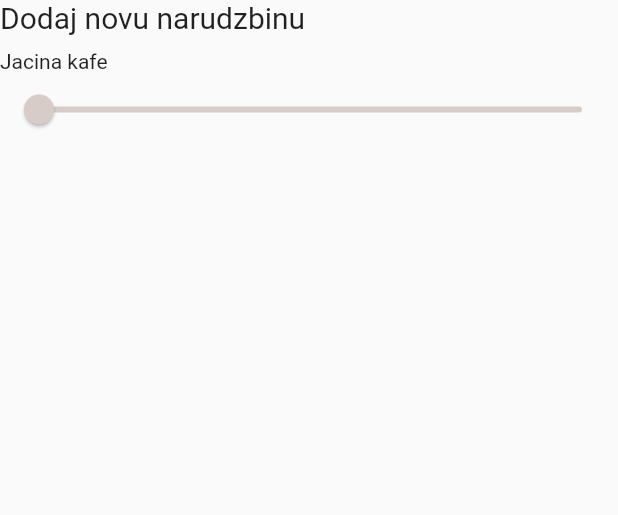
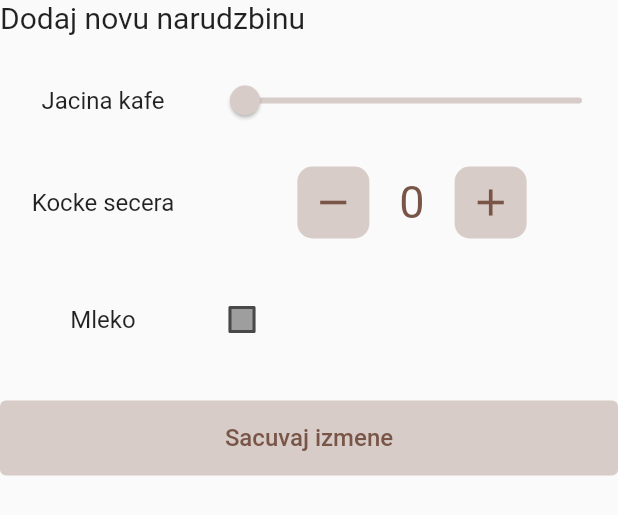
Before and after one commit to djordjeivanovic02/order-coffee-application, a Flutter app: the NewCoffeeSettings widget shown alone on an empty page, opened directly, on a phone screen of 412 x 824 dp. Shown: the top 515 px of the screen. Run offline on Flutter 3.47's test engine with Material 2 defaults, Android fonts, the light colour scheme and no system bars; our stand-ins replace firebase_auth, firebase_core; accounts and stored records are empty.

Commit message:
Chenge coffee configuration UI

```diff
--- a/lib/pages/coffee_view.dart
+++ b/lib/pages/coffee_view.dart
@@ -13,8 +13,6 @@ class CoffeeView extends StatefulWidget {
 }
 
 class _CoffeeViewState extends State<CoffeeView> {
-  double _currentSliderValue = 0;
-
   @override
   Widget build(BuildContext context) {
     return Scaffold(
--- a/lib/pages/login_view.dart
+++ b/lib/pages/login_view.dart
@@ -1,4 +1,3 @@
-import 'package:firebase_auth/firebase_auth.dart';
 import 'package:flutter/material.dart';
 import 'package:ordercoffee/constants/routes.dart';
 import 'package:ordercoffee/pages/parts.dart';
--- a/lib/pages/new_coffee.dart
+++ b/lib/pages/new_coffee.dart
@@ -10,10 +10,14 @@ class NewCoffeeSettings extends StatefulWidget {
 class _NewCoffeeSettingsState extends State<NewCoffeeSettings> {
   double _currentSliderValue = 100;
   Color _thumbColor = Colors.brown[100] as Color;
+  int _sugarCount = 0;
+  bool milk = false;
+
   @override
   Widget build(BuildContext context) {
     return Column(
       crossAxisAlignment: CrossAxisAlignment.start,
+      mainAxisSize: MainAxisSize.min,
       children: [
         const Text(
           'Dodaj novu narudzbinu',
@@ -22,14 +26,27 @@ class _NewCoffeeSettingsState extends State<NewCoffeeSettings> {
           ),
         ),
         const SizedBox(
-          height: 10,
+          height: 20,
         ),
-        const Text('Jacina kafe'),
-        Slider(
+        Row(
+          children: [
+            const Expanded(
+              flex: 1,
+              child: Text(
+                'Jacina kafe',
+                style: TextStyle(
+                  fontSize: 16,
+                ),
+                textAlign: TextAlign.center,
+              ),
+            ),
+            Expanded(
+              flex: 2,
+              child: Slider(
                 value: _currentSliderValue,
                 min: 100,
                 max: 900,
-          divisions: 100,
+                divisions: 8,
                 label: _currentSliderValue.round().toString(),
                 onChanged: (double value) {
                   setState(() {
@@ -41,6 +58,146 @@ class _NewCoffeeSettingsState extends State<NewCoffeeSettings> {
                 activeColor: _thumbColor,
                 inactiveColor: Colors.brown[100],
               ),
+            ),
+          ],
+        ),
+        const SizedBox(
+          height: 20,
+        ),
+        Row(
+          children: [
+            const Expanded(
+              flex: 1,
+              child: Text(
+                'Kocke secera',
+                style: TextStyle(
+                  fontSize: 16,
+                ),
+                textAlign: TextAlign.center,
+              ),
+            ),
+            Expanded(
+              flex: 2,
+              child: Row(
+                mainAxisAlignment: MainAxisAlignment.center,
+                children: [
+                  Container(
+                    decoration: BoxDecoration(
+                      color: Colors.brown[100],
+                      borderRadius: const BorderRadius.all(Radius.circular(10)),
+                    ),
+                    child: IconButton(
+                      onPressed: () {
+                        setState(() {
+                          if (_sugarCount > 0) {
+                            _sugarCount--;
+                          }
+                        });
+                      },
+                      color: Colors.brown[500],
+                      icon: const Icon(
+                        Icons.remove,
+                        size: 30,
+                      ),
+                    ),
+                  ),
+                  const SizedBox(
+                    width: 20,
+                  ),
+                  Text(
+                    _sugarCount.toString(),
+                    style: TextStyle(fontSize: 30, color: Colors.brown[500]),
+                  ),
+                  const SizedBox(
+                    width: 20,
+                  ),
+                  Container(
+                    decoration: BoxDecoration(
+                      color: Colors.brown[100],
+                      borderRadius: const BorderRadius.all(Radius.circular(10)),
+                    ),
+                    child: IconButton(
+                      onPressed: () {
+                        setState(() {
+                          _sugarCount++;
+                        });
+                      },
+                      color: Colors.brown[500],
+                      icon: const Icon(
+                        Icons.add,
+                        size: 30,
+                      ),
+                    ),
+                  ),
+                ],
+              ),
+            ),
+          ],
+        ),
+        const SizedBox(
+          height: 30,
+        ),
+        Row(
+          children: [
+            const Expanded(
+              flex: 1,
+              child: Text(
+                'Mleko',
+                style: TextStyle(
+                  fontSize: 16,
+                ),
+                textAlign: TextAlign.center,
+              ),
+            ),
+            Expanded(
+              flex: 2,
+              child: Align(
+                alignment: Alignment.centerLeft,
+                child: Checkbox(
+                  focusColor: Colors.amber,
+                  checkColor: Colors.brown[500],
+                  fillColor: MaterialStateColor.resolveWith((states) {
+                    if (states.contains(MaterialState.selected)) {
+                      return Colors.brown[100] as Color;
+                    } else {
+                      return Colors.grey;
+                    }
+                  }),
+                  value: milk,
+                  onChanged: (value) {
+                    setState(() {
+                      milk = value!;
+                    });
+                  },
+                ),
+              ),
+            ),
+          ],
+        ),
+        const SizedBox(
+          height: 30,
+        ),
+        Center(
+          child: SizedBox(
+            width: MediaQuery.of(context).size.width,
+            height: 50,
+            child: TextButton(
+              onPressed: () {
+                print("${_currentSliderValue ~/ 100} $_sugarCount $milk");
+              },
+              style: TextButton.styleFrom(
+                backgroundColor: Colors.brown[100],
+              ),
+              child: Text(
+                'Sacuvaj izmene',
+                style: TextStyle(
+                  color: Colors.brown[500],
+                  fontSize: 16,
+                ),
+              ),
+            ),
+          ),
+        ),
       ],
     );
   }
--- a/lib/pages/registration_view.dart
+++ b/lib/pages/registration_view.dart
@@ -1,6 +1,5 @@
 import 'package:flutter/material.dart';
 import 'package:ordercoffee/constants/routes.dart';
-import 'package:ordercoffee/pages/login_view.dart';
 import 'package:ordercoffee/pages/parts.dart';
 import 'package:ordercoffee/services/auth/auth_exceptions.dart';
 import 'package:ordercoffee/services/auth/auth_service.dart';
```
Also changed, not shown: pubspec.lock, 1 other file. Lines whose indentation alone changed are shown as unchanged.
